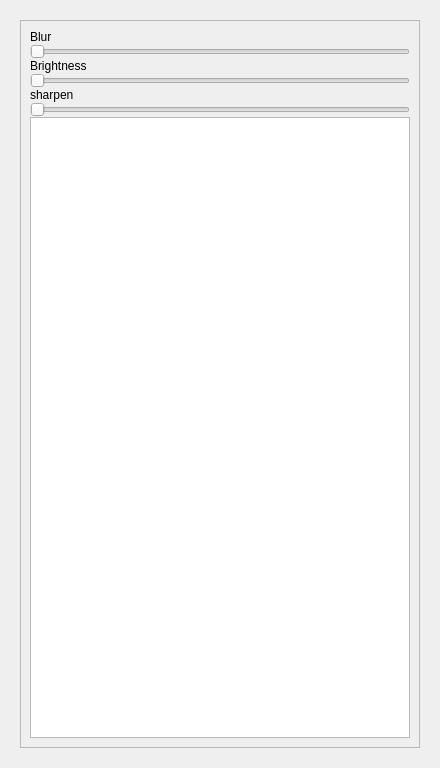
abeshahsan/Photo-Wizard, file ui_files/adjust-widget.ui: the form before one commit.
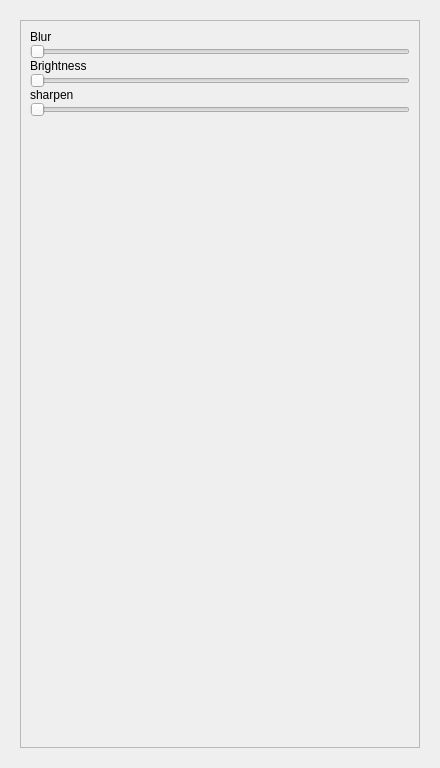
The form after the commit.

Commit message: image resizes when window resizes

Patch:
```diff
--- a/ui_files/adjust-widget.ui
+++ b/ui_files/adjust-widget.ui
@@ -96,7 +96,23 @@
            </widget>
           </item>
           <item>
-           <widget class="QListWidget" name="listWidget"/>
+           <widget class="QListWidget" name="listWidget">
+            <property name="enabled">
+             <bool>false</bool>
+            </property>
+            <property name="autoFillBackground">
+             <bool>false</bool>
+            </property>
+            <property name="frameShape">
+             <enum>QFrame::NoFrame</enum>
+            </property>
+            <property name="frameShadow">
+             <enum>QFrame::Plain</enum>
+            </property>
+            <property name="lineWidth">
+             <number>0</number>
+            </property>
+           </widget>
           </item>
          </layout>
         </widget>
```
The commit also changes 2 other files.
